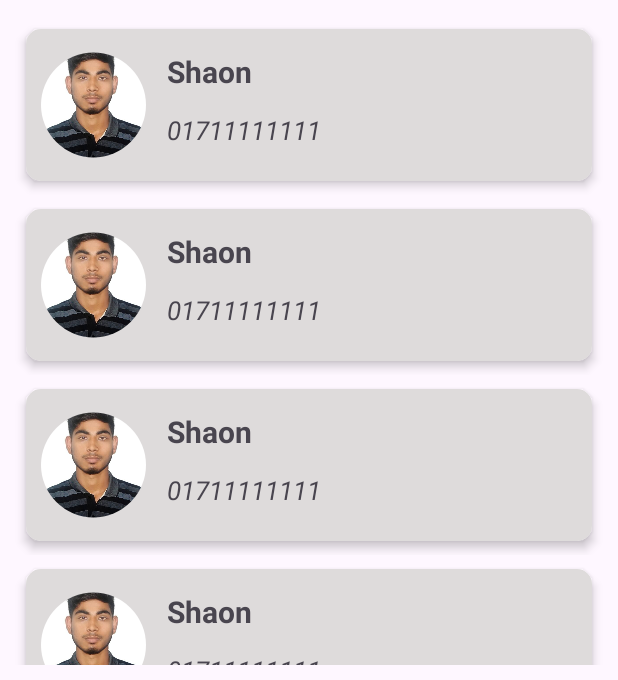
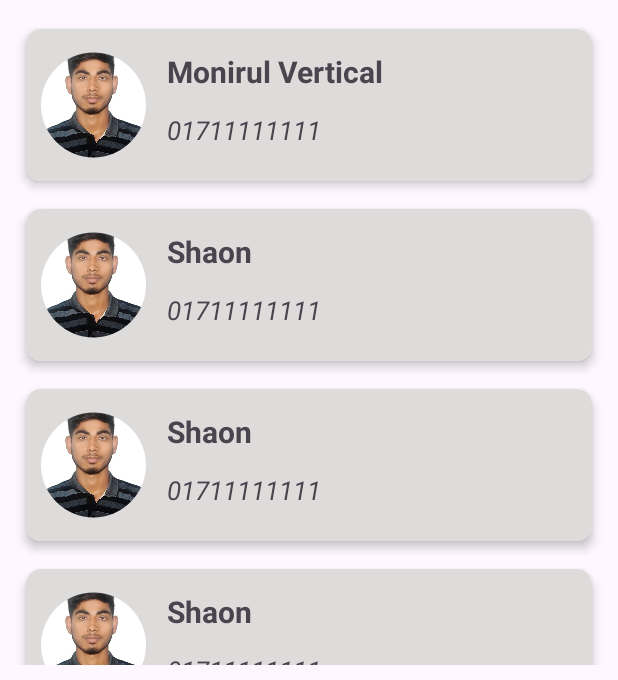
Before and after one commit to 27mdshaonali/Nested_Recy, an Android app: the screen it shows after launch (MainActivity), on a phone screen of 412 x 824 dp, the part 556-1236 px from its top. Run offline under Robolectric (Android 15) with nearby library versions, the phone set to English and light mode, and no system bars; plain views replace RoundedImageView.

Commit message:
Nested Recycler View on Android Studio.

```diff
--- a/app/src/main/java/com/binarybirds/recy/MainActivity.java
+++ b/app/src/main/java/com/binarybirds/recy/MainActivity.java
@@ -62,6 +62,7 @@ public class MainActivity extends AppCompatActivity {
         verticalRecyclerView3.setAdapter(new AllAdapters(getFilteredList("six"))); // optional
     }
 
+    //======================================= prepare data starts =======================================
     private void prepareData() {
         arrayList = new ArrayList<>();
 
@@ -79,7 +80,7 @@ public class MainActivity extends AppCompatActivity {
 
         item = new HashMap<>();
         item.put("recyclerType", "two");
-        item.put("name", "Shaon");
+        item.put("name", "Monirul Vertical");
         item.put("contact", "01711111111");
         arrayList.add(item);
 
@@ -252,6 +253,10 @@ public class MainActivity extends AppCompatActivity {
         arrayList.add(item);
     }
 
+    //======================================= prepare data ends =======================================
+
+
+    //============================ filtering array list starts =======================================
     private ArrayList<HashMap<String, String>> getFilteredList(String type) {
         ArrayList<HashMap<String, String>> filteredList = new ArrayList<>();
         for (HashMap<String, String> item : arrayList) {
@@ -262,6 +267,10 @@ public class MainActivity extends AppCompatActivity {
         return filteredList;
     }
 
+    //============================ filtering array list ends =======================================
+
+
+    //======================================= adapter starts =======================================
     private class AllAdapters extends RecyclerView.Adapter<RecyclerView.ViewHolder> {
 
         final int ONE = 1, TWO = 2, THREE = 3, FOUR = 4, FIVE = 5, SIX = 6;
@@ -283,20 +292,21 @@ public class MainActivity extends AppCompatActivity {
             else if (type.contains("two")) return TWO;
             else if (type.contains("three")) return THREE;
             else if (type.contains("four")) return FOUR;
-            else if (type.contains("six")) return SIX;
-            else return FIVE;
+            else if (type.contains("five")) return FIVE;
+            else return SIX;
         }
 
         @NonNull
         @Override
         public RecyclerView.ViewHolder onCreateViewHolder(@NonNull ViewGroup parent, int viewType) {
-            LayoutInflater inflater = LayoutInflater.from(parent.getContext());
+            //LayoutInflater inflater = LayoutInflater.from(parent.getContext());
+            LayoutInflater inflater = getLayoutInflater();
             if (viewType == TWO || viewType == FOUR || viewType == SIX) {
-                View view = inflater.inflate(R.layout.vertical_recyclerview_layout, parent, false);
-                return new VerticalViewHolder(view);
+                View myView = inflater.inflate(R.layout.vertical_recyclerview_layout, parent, false);
+                return new VerticalViewHolder(myView);
             } else {
-                View view = inflater.inflate(R.layout.horizontal_recyclerview_layout, parent, false);
-                return new HorizontalViewHolder(view);
+                View myView = inflater.inflate(R.layout.horizontal_recyclerview_layout, parent, false);
+                return new HorizontalViewHolder(myView);
             }
         }
 
@@ -312,7 +322,7 @@ public class MainActivity extends AppCompatActivity {
             }
         }
 
-        class HorizontalViewHolder extends RecyclerView.ViewHolder {
+        private class HorizontalViewHolder extends RecyclerView.ViewHolder {
             TextView name;
 
             public HorizontalViewHolder(@NonNull View itemView) {
@@ -321,7 +331,7 @@ public class MainActivity extends AppCompatActivity {
             }
         }
 
-        class VerticalViewHolder extends RecyclerView.ViewHolder {
+        private class VerticalViewHolder extends RecyclerView.ViewHolder {
             TextView name, contact;
 
             public VerticalViewHolder(@NonNull View itemView) {
```
